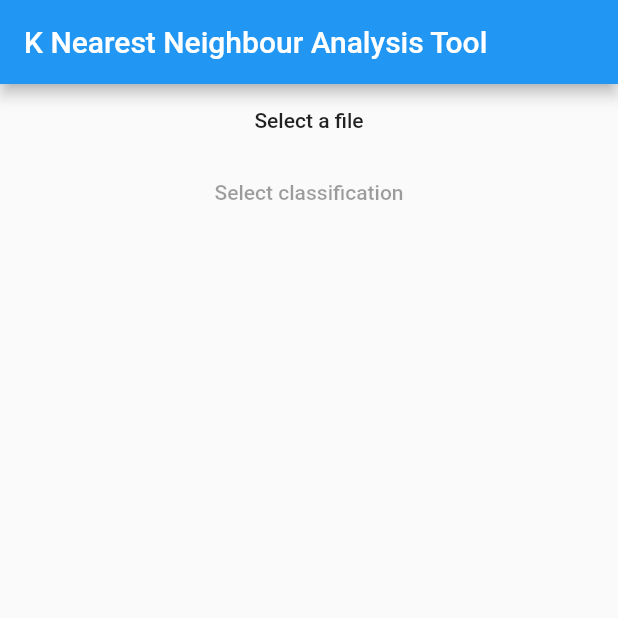
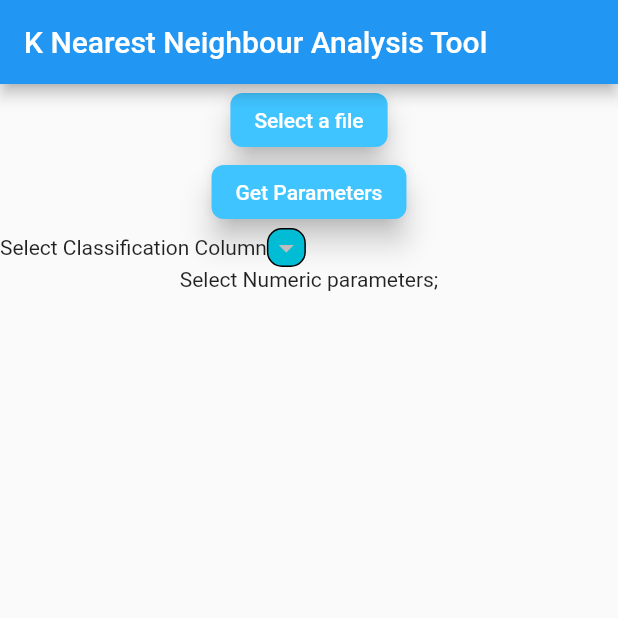
Before and after one commit to phazell-github/knnDart, a Flutter app: the screen it shows after launch, on a phone screen of 412 x 824 dp, the top half of it. Run offline on Flutter 3.47's test engine with Material 2 defaults, Android fonts, the phone set to English and light mode, and no system bars; missing offline and left inert: dart:html.

Commit message:
dropdown list working, checkboxes WIP

```diff
--- a/lib/logic/types.dart
+++ b/lib/logic/types.dart
@@ -1,3 +1,5 @@
+import 'package:flutter/material.dart';
+
 class DataPoint {
   Datum datum;
   double distance;
@@ -38,3 +40,12 @@ class TrainingSet {
   List<Datum> train;
   TrainingSet(this.test, this.train);
 }
+
+class HeadersData {
+  String name;
+  int value;
+  bool isNumeric;
+  HeadersData(this.name,this.value){
+    this.isNumeric = false;
+  }
+}
--- a/lib/pages/landingPage.dart
+++ b/lib/pages/landingPage.dart
@@ -4,6 +4,7 @@ import 'dart:typed_data';
 import 'dart:async';
 import 'dart:convert';
 import 'package:http_parser/http_parser.dart';
+import 'package:knn_dart/pages/defineParameters.dart';
 import 'dart:io';
 import '../logic/types.dart';
 import '../logic/getdata.dart';
@@ -17,6 +18,10 @@ class LandingPage extends StatefulWidget {
 
 class _LandingPage extends State<LandingPage> {
   String _fileContents = 'Unknown';
+  List<HeadersData> _headers =[];
+  List<DropdownMenuItem<HeadersData>> _dropDownItems = [];
+  HeadersData _classificationColumn = HeadersData("Init", 0);
+  List<CheckboxListTile> _numericColumns = [];
 
   webFilePicker() async {
     html.InputElement uploadInput = html.FileUploadInputElement();
@@ -37,6 +42,44 @@ class _LandingPage extends State<LandingPage> {
      });
   }
 
+  moveToRunTest() {
+    Navigator.push(
+      context, MaterialPageRoute(
+      builder: (context) => DefineParameters(this._fileContents,getHeadersData()),
+    ));
+  }
+
+  getParameters(){
+    setState(() {
+      _headers = getHeadersData();
+      buildDropDownItems();
+    });
+
+    //buildCheckBoxes();
+  }
+
+
+
+  buildDropDownItems() {
+      _headers.forEach((h) {
+      _dropDownItems.add(
+        DropdownMenuItem(child: Text(h.name),value: h)
+        );
+      });
+      _classificationColumn = _dropDownItems[0].value;
+  }
+
+
+  List<HeadersData> getHeadersData(){
+    List<HeadersData> output = [];
+    List<String> headers = getHeaders(this._fileContents);
+    for (var i = 0; i < headers.length; i++) {
+      output.add(
+        HeadersData(headers[i], i)
+      );
+    }
+    return output;
+  }
 
   @override
   Widget build(BuildContext context) {
@@ -47,15 +90,59 @@ class _LandingPage extends State<LandingPage> {
             Container(
               // File Uploader
               child: MaterialButton(
+                color: Colors.lightBlueAccent,
+                elevation: 8,
+                highlightElevation: 2,
+                shape: RoundedRectangleBorder(
+                  borderRadius: BorderRadius.circular(8),
+                ),
+                textColor: Colors.white,
                 child: Text("Select a file"),
                 onPressed: () => webFilePicker(),
               ),
             ),
             Container(
               child: MaterialButton(
-                child: Text("Select classification")
+                color: Colors.lightBlueAccent,
+                elevation: 8,
+                highlightElevation: 2,
+                shape: RoundedRectangleBorder(
+                  borderRadius: BorderRadius.circular(8),
+                ),
+                textColor: Colors.white,
+                child: Text("Get Parameters"),
+                onPressed: () => getParameters(),
               )
             ),
+            Row(
+              children: [
+                Text("Select Classification Column"),
+                Container(
+                  decoration: BoxDecoration(
+                    borderRadius: BorderRadius.circular(10.0),
+                    color: Colors.cyan,
+                    border: Border.all()
+                  ),
+                  child: DropdownButtonHideUnderline(
+                    child: DropdownButton<HeadersData>(
+                      value: _classificationColumn,
+                      items: _dropDownItems,
+                      onChanged: (value) {
+                        setState(() {
+                          _classificationColumn = value;
+                        });
+                      },
+                    ),
+                  ),
+                ),
+              ],
+            ),
+            Column(
+              children: [
+                Text("Select Numeric parameters;"),
+
+              ],
+            )
           ],
         )
       ),
```
Also changed, not shown: lib/logic/getdata.dart (+4 -3 lines), lib/main.dart (+108 -108 lines), lib/pages/defineParameters.dart (added, +50 -0 lines).
